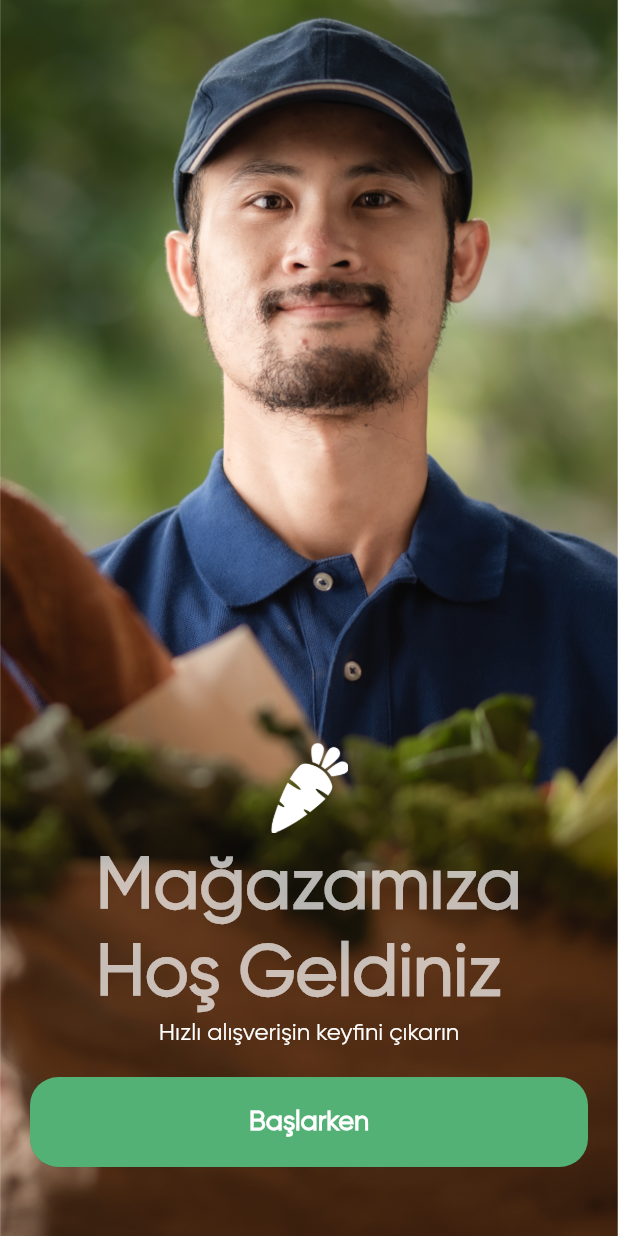
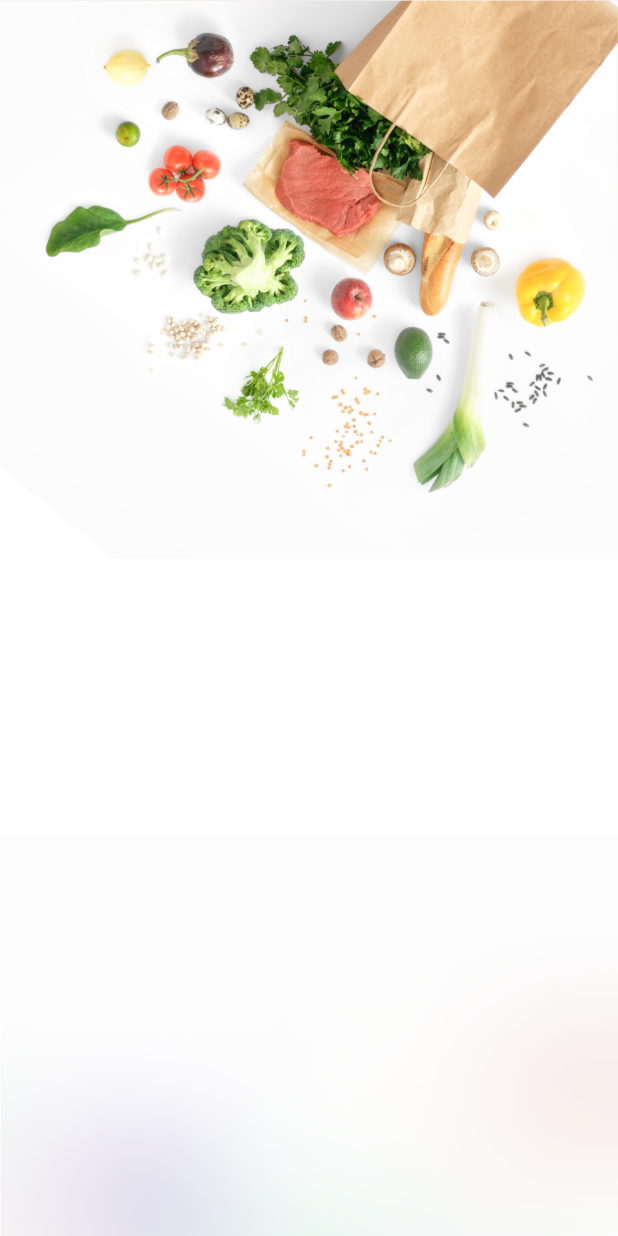
Before and after one commit to yusufakkobak34/flutter_groceries_app, a Flutter app: the screen it shows after launch, after a tap on "Başlarken", on a phone screen of 412 x 824 dp. Run offline on Flutter 3.47's test engine with Material 2 defaults, Android fonts, the phone set to English and light mode, and no system bars.

Commit message:
sign in view,router added.

```diff
--- /dev/null
+++ b/lib/view/login/sign_in/sign_in_view.dart
@@ -0,0 +1,38 @@
+import 'package:flutter/material.dart';
+
+class SignInView extends StatefulWidget {
+  const SignInView({super.key});
+
+  @override
+  State<SignInView> createState() => _SignInViewState();
+}
+
+class _SignInViewState extends State<SignInView> {
+  @override
+  Widget build(BuildContext context) {
+    var media = MediaQuery.sizeOf(context);
+
+    return Scaffold(
+        backgroundColor: Colors.white,
+        body: Stack(
+          alignment: Alignment.topCenter,
+          children: [
+            Column(
+              mainAxisAlignment: MainAxisAlignment.end,
+              children: [
+                Image.asset(
+                  "assets/img/bottom_bg.png",
+                  width: media.width,
+                  height: media.height,
+                  fit: BoxFit.cover,
+                )
+              ],
+            ),
+            Image.asset(
+              "assets/img/sign_in_top.png",
+              width: media.width,
+            )
+          ],
+        ));
+  }
+}
--- a/lib/view/login/welcome/welcome_view.dart
+++ b/lib/view/login/welcome/welcome_view.dart
@@ -1,6 +1,7 @@
 import 'package:flutter/material.dart';
 import 'package:flutter/services.dart';
 import 'package:flutter_groceries_app/common_widgets/round_button.dart';
+import 'package:flutter_groceries_app/view/login/sign_in/sign_in_view.dart';
 
 class WelcomeView extends StatefulWidget {
   const WelcomeView({super.key});
@@ -72,7 +73,12 @@ class _WelcomeViewState extends State<WelcomeView> {
                   padding: const EdgeInsets.symmetric(horizontal: 20),
                   child: RoundButton(
                     title: "Başlarken",
-                    onPressed: () {},
+                    onPressed: () {
+                      Navigator.push(
+                          context,
+                          MaterialPageRoute(
+                              builder: (context) => const SignInView(),));
+                    },
                   ),
                 ),
                 const SizedBox(
```
